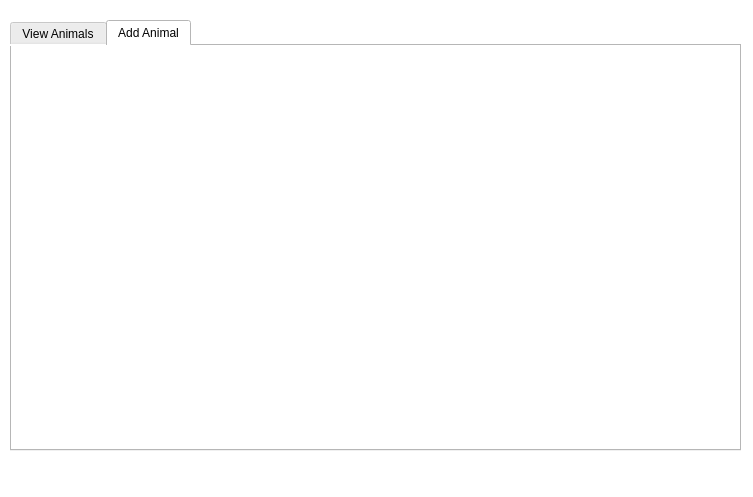
The window that app/MainWindow/MainWindow.ui (lfroms/cuacs) describes before a commit, drawn with Qt 5.
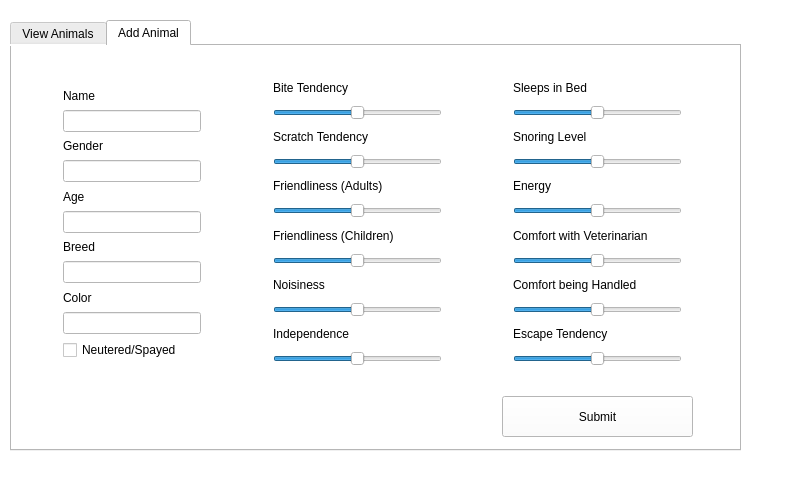
The same window after the commit.

Commit message: add widgets and layout of add animal form

```diff
--- a/app/MainWindow/MainWindow.ui
+++ b/app/MainWindow/MainWindow.ui
@@ -6,20 +6,20 @@
    <rect>
     <x>0</x>
     <y>0</y>
-    <width>753</width>
-    <height>497</height>
+    <width>800</width>
+    <height>500</height>
    </rect>
   </property>
   <property name="minimumSize">
    <size>
-    <width>753</width>
-    <height>497</height>
+    <width>800</width>
+    <height>500</height>
    </size>
   </property>
   <property name="maximumSize">
    <size>
-    <width>753</width>
-    <height>497</height>
+    <width>800</width>
+    <height>500</height>
    </size>
   </property>
   <property name="windowTitle">
@@ -66,6 +66,352 @@
      <attribute name="title">
       <string>Add Animal</string>
      </attribute>
+     <widget class="QWidget" name="verticalLayoutWidget">
+      <property name="geometry">
+       <rect>
+        <x>40</x>
+        <y>30</y>
+        <width>160</width>
+        <height>295</height>
+       </rect>
+      </property>
+      <layout class="QVBoxLayout" name="verticalLayout">
+       <item>
+        <widget class="QLabel" name="nameLabel">
+         <property name="text">
+          <string>Name</string>
+         </property>
+        </widget>
+       </item>
+       <item>
+        <widget class="QLineEdit" name="nameEdit"/>
+       </item>
+       <item>
+        <widget class="QLabel" name="genderLabel">
+         <property name="text">
+          <string>Gender</string>
+         </property>
+        </widget>
+       </item>
+       <item>
+        <widget class="QLineEdit" name="genderEdit"/>
+       </item>
+       <item>
+        <widget class="QLabel" name="ageLabel">
+         <property name="text">
+          <string>Age</string>
+         </property>
+        </widget>
+       </item>
+       <item>
+        <widget class="QLineEdit" name="ageEdit"/>
+       </item>
+       <item>
+        <widget class="QLabel" name="breedLabel">
+         <property name="text">
+          <string>Breed</string>
+         </property>
+        </widget>
+       </item>
+       <item>
+        <widget class="QLineEdit" name="breedEdit"/>
+       </item>
+       <item>
+        <widget class="QLabel" name="colorLabel">
+         <property name="text">
+          <string>Color</string>
+         </property>
+        </widget>
+       </item>
+       <item>
+        <widget class="QLineEdit" name="colorEdit"/>
+       </item>
+       <item>
+        <widget class="QCheckBox" name="neuteredCheckBox">
+         <property name="text">
+          <string>Neutered/Spayed</string>
+         </property>
+        </widget>
+       </item>
+      </layout>
+     </widget>
+     <widget class="QWidget" name="verticalLayoutWidget_2">
+      <property name="geometry">
+       <rect>
+        <x>250</x>
+        <y>20</y>
+        <width>191</width>
+        <height>311</height>
+       </rect>
+      </property>
+      <layout class="QVBoxLayout" name="verticalLayout_2">
+       <item>
+        <widget class="QLabel" name="label">
+         <property name="text">
+          <string>Bite Tendency</string>
+         </property>
+        </widget>
+       </item>
+       <item>
+        <widget class="QSlider" name="horizontalSlider_2">
+         <property name="maximum">
+          <number>10</number>
+         </property>
+         <property name="sliderPosition">
+          <number>5</number>
+         </property>
+         <property name="orientation">
+          <enum>Qt::Horizontal</enum>
+         </property>
+        </widget>
+       </item>
+       <item>
+        <widget class="QLabel" name="label_6">
+         <property name="text">
+          <string>Scratch Tendency</string>
+         </property>
+        </widget>
+       </item>
+       <item>
+        <widget class="QSlider" name="horizontalSlider_5">
+         <property name="maximum">
+          <number>10</number>
+         </property>
+         <property name="sliderPosition">
+          <number>5</number>
+         </property>
+         <property name="orientation">
+          <enum>Qt::Horizontal</enum>
+         </property>
+        </widget>
+       </item>
+       <item>
+        <widget class="QLabel" name="label_2">
+         <property name="text">
+          <string>Friendliness (Adults)</string>
+         </property>
+        </widget>
+       </item>
+       <item>
+        <widget class="QSlider" name="horizontalSlider_4">
+         <property name="maximum">
+          <number>10</number>
+         </property>
+         <property name="sliderPosition">
+          <number>5</number>
+         </property>
+         <property name="orientation">
+          <enum>Qt::Horizontal</enum>
+         </property>
+        </widget>
+       </item>
+       <item>
+        <widget class="QLabel" name="label_3">
+         <property name="text">
+          <string>Friendliness (Children)</string>
+         </property>
+        </widget>
+       </item>
+       <item>
+        <widget class="QSlider" name="horizontalSlider">
+         <property name="maximum">
+          <number>10</number>
+         </property>
+         <property name="sliderPosition">
+          <number>5</number>
+         </property>
+         <property name="orientation">
+          <enum>Qt::Horizontal</enum>
+         </property>
+        </widget>
+       </item>
+       <item>
+        <widget class="QLabel" name="label_4">
+         <property name="text">
+          <string>Noisiness</string>
+         </property>
+        </widget>
+       </item>
+       <item>
+        <widget class="QSlider" name="horizontalSlider_3">
+         <property name="maximum">
+          <number>10</number>
+         </property>
+         <property name="sliderPosition">
+          <number>5</number>
+         </property>
+         <property name="orientation">
+          <enum>Qt::Horizontal</enum>
+         </property>
+        </widget>
+       </item>
+       <item>
+        <widget class="QLabel" name="label_5">
+         <property name="text">
+          <string>Independence</string>
+         </property>
+        </widget>
+       </item>
+       <item>
+        <widget class="QSlider" name="horizontalSlider_6">
+         <property name="maximum">
+          <number>10</number>
+         </property>
+         <property name="sliderPosition">
+          <number>5</number>
+         </property>
+         <property name="orientation">
+          <enum>Qt::Horizontal</enum>
+         </property>
+        </widget>
+       </item>
+      </layout>
+     </widget>
+     <widget class="QWidget" name="verticalLayoutWidget_3">
+      <property name="geometry">
+       <rect>
+        <x>490</x>
+        <y>20</y>
+        <width>191</width>
+        <height>311</height>
+       </rect>
+      </property>
+      <layout class="QVBoxLayout" name="verticalLayout_3">
+       <item>
+        <widget class="QLabel" name="label_7">
+         <property name="text">
+          <string>Sleeps in Bed</string>
+         </property>
+        </widget>
+       </item>
+       <item>
+        <widget class="QSlider" name="horizontalSlider_7">
+         <property name="maximum">
+          <number>10</number>
+         </property>
+         <property name="sliderPosition">
+          <number>5</number>
+         </property>
+         <property name="orientation">
+          <enum>Qt::Horizontal</enum>
+         </property>
+        </widget>
+       </item>
+       <item>
+        <widget class="QLabel" name="label_8">
+         <property name="text">
+          <string>Snoring Level</string>
+         </property>
+        </widget>
+       </item>
+       <item>
+        <widget class="QSlider" name="horizontalSlider_8">
+         <property name="maximum">
+          <number>10</number>
+         </property>
+         <property name="sliderPosition">
+          <number>5</number>
+         </property>
+         <property name="orientation">
+          <enum>Qt::Horizontal</enum>
+         </property>
+        </widget>
+       </item>
+       <item>
+        <widget class="QLabel" name="label_9">
+         <property name="text">
+          <string>Energy</string>
+         </property>
+        </widget>
+       </item>
+       <item>
+        <widget class="QSlider" name="horizontalSlider_9">
+         <property name="maximum">
+          <number>10</number>
+         </property>
+         <property name="sliderPosition">
+          <number>5</number>
+         </property>
+         <property name="orientation">
+          <enum>Qt::Horizontal</enum>
+         </property>
+        </widget>
+       </item>
+       <item>
+        <widget class="QLabel" name="label_10">
+         <property name="text">
+          <string>Comfort with Veterinarian</string>
+         </property>
+        </widget>
+       </item>
+       <item>
+        <widget class="QSlider" name="horizontalSlider_10">
+         <property name="maximum">
+          <number>10</number>
+         </property>
+         <property name="sliderPosition">
+          <number>5</number>
+         </property>
+         <property name="orientation">
+          <enum>Qt::Horizontal</enum>
+         </property>
+        </widget>
+       </item>
+       <item>
+        <widget class="QLabel" name="label_11">
+         <property name="text">
+          <string>Comfort being Handled</string>
+         </property>
+        </widget>
+       </item>
+       <item>
+        <widget class="QSlider" name="horizontalSlider_11">
+         <property name="maximum">
+          <number>10</number>
+         </property>
+         <property name="sliderPosition">
+          <number>5</number>
+         </property>
+         <property name="orientation">
+          <enum>Qt::Horizontal</enum>
+         </property>
+        </widget>
+       </item>
+       <item>
+        <widget class="QLabel" name="label_12">
+         <property name="text">
+          <string>Escape Tendency</string>
+         </property>
+        </widget>
+       </item>
+       <item>
+        <widget class="QSlider" name="horizontalSlider_12">
+         <property name="maximum">
+          <number>10</number>
+         </property>
+         <property name="sliderPosition">
+          <number>5</number>
+         </property>
+         <property name="orientation">
+          <enum>Qt::Horizontal</enum>
+         </property>
+        </widget>
+       </item>
+      </layout>
+     </widget>
+     <widget class="QPushButton" name="pushButton">
+      <property name="geometry">
+       <rect>
+        <x>490</x>
+        <y>350</y>
+        <width>191</width>
+        <height>41</height>
+       </rect>
+      </property>
+      <property name="text">
+       <string>Submit</string>
+      </property>
+     </widget>
     </widget>
    </widget>
   </widget>
```
Left out of the diff: 2 changed lines with no effect on the pictures.
